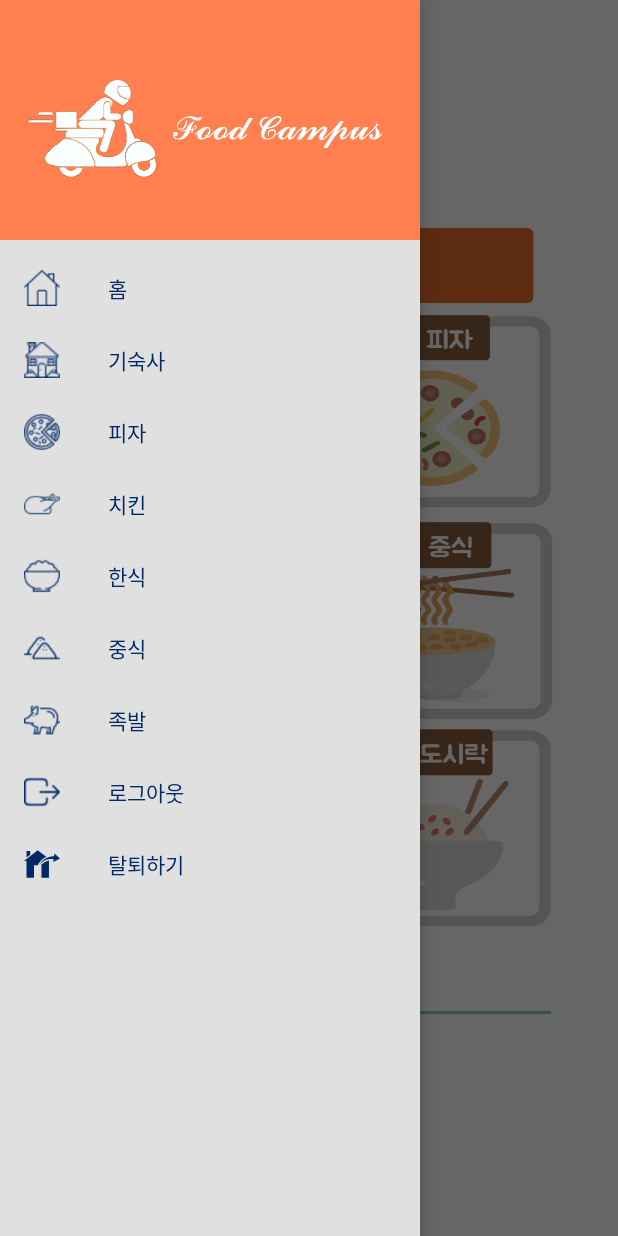
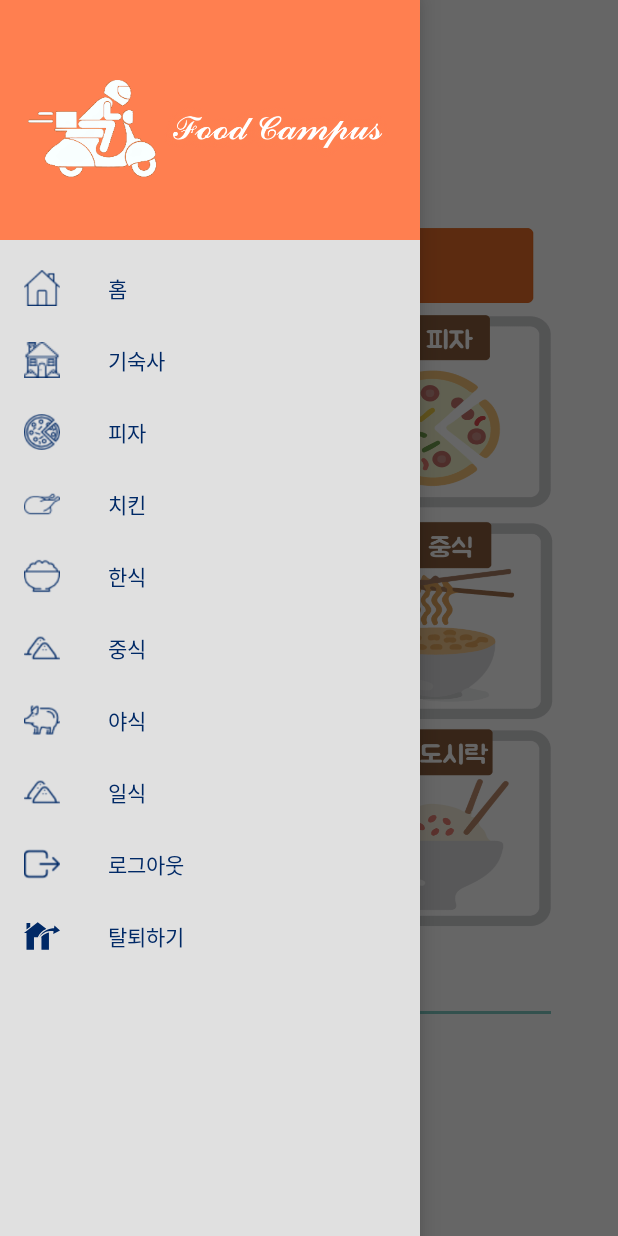
Before and after one commit to JunHoPark93/FoodCampus, an Android app: the MainActivity screen opened directly, with no data from a screen before it, with the side drawer open, on a phone screen of 412 x 824 dp. Run offline under Robolectric (Android 15) with nearby library versions, the phone set to English and light mode, and no system bars; our stand-ins replace ButterKnife; libraries missing offline, so code that uses them is left out: com.kakao.network, com.kakao.usermgmt, com.kakao.util.

Commit message:
메인드로우어 메뉴

```diff
--- a/app/src/main/res/menu/activity_main_drawer.xml
+++ b/app/src/main/res/menu/activity_main_drawer.xml
@@ -30,9 +30,13 @@
             android:icon="@drawable/flour"
             android:title="중식" />
         <item
-            android:id="@+id/nav_jokbal"
+            android:id="@+id/nav_night"
             android:icon="@drawable/jokbal"
-            android:title="족발" />
+            android:title="야식" />
+        <item
+            android:id="@+id/nav_japanese"
+            android:icon="@drawable/flour"
+            android:title="일식" />
 
 
     </group>
```
